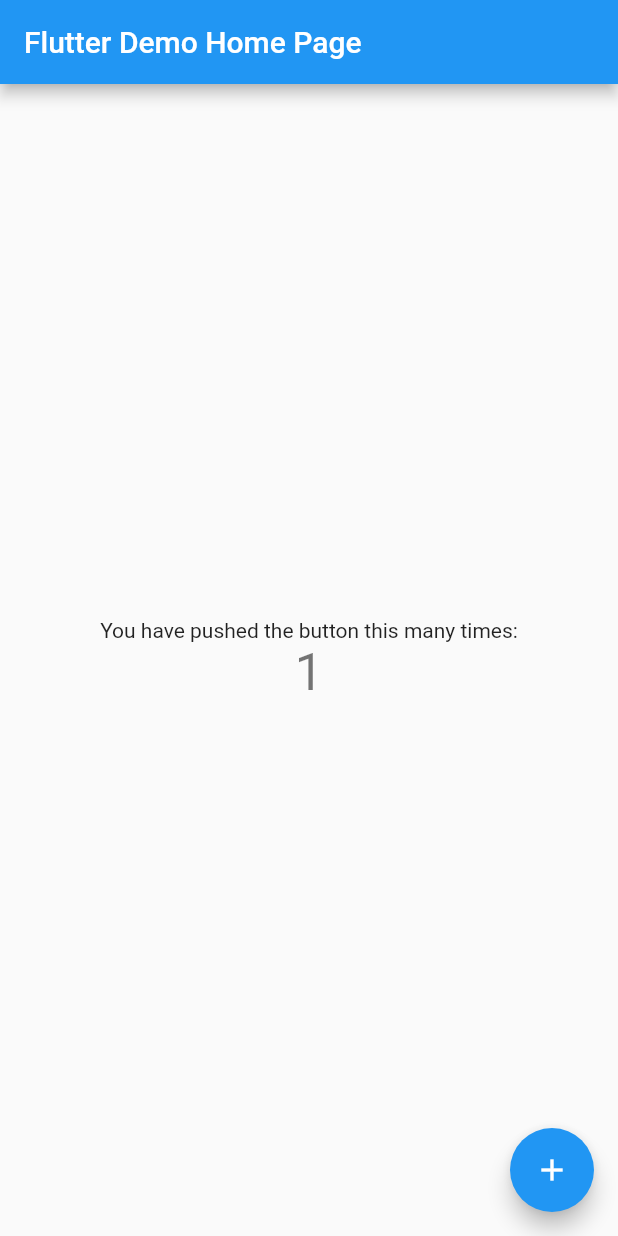
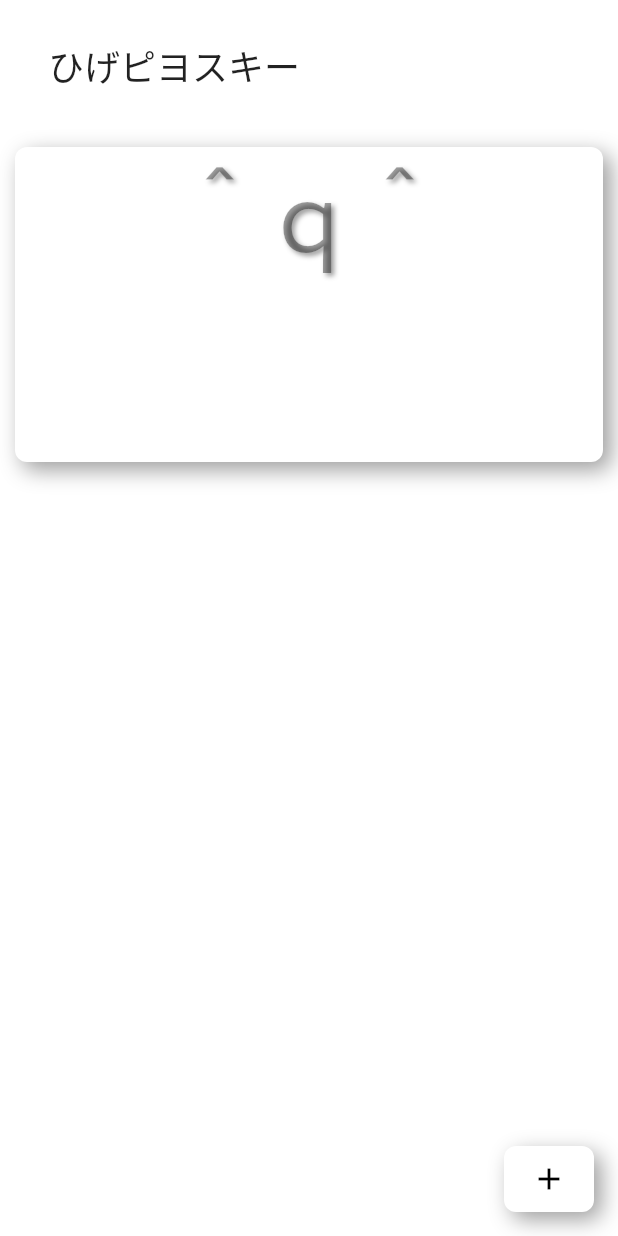
Before and after one commit to higedamc/higePiyoSkii, a Flutter app: the screen it shows after launch, after a tap on the "add" icon, on a phone screen of 412 x 824 dp. Run offline on Flutter 3.47's test engine with Material 2 defaults, Android fonts, the phone set to English and light mode, and no system bars; drawn by our look-alikes of flutter_neumorphic.

Commit message:
ニューモーフィズム化＾ｑ＾

```diff
--- a/lib/main.dart
+++ b/lib/main.dart
@@ -1,4 +1,5 @@
 import 'package:flutter/material.dart';
+import 'package:flutter_neumorphic/flutter_neumorphic.dart';
 
 void main() {
   runApp(MyApp());
@@ -8,25 +9,21 @@ class MyApp extends StatelessWidget {
   // This widget is the root of your application.
   @override
   Widget build(BuildContext context) {
-    return MaterialApp(
-      title: 'Flutter Demo',
-      theme: ThemeData(
-        // This is the theme of your application.
-        //
-        // Try running your application with "flutter run". You'll see the
-        // application has a blue toolbar. Then, without quitting the app, try
-        // changing the primarySwatch below to Colors.green and then invoke
-        // "hot reload" (press "r" in the console where you ran "flutter run",
-        // or simply save your changes to "hot reload" in a Flutter IDE).
-        // Notice that the counter didn't reset back to zero; the application
-        // is not restarted.
-        primarySwatch: Colors.blue,
-        // This makes the visual density adapt to the platform that you run
-        // the app on. For desktop platforms, the controls will be smaller and
-        // closer together (more dense) than on mobile platforms.
-        visualDensity: VisualDensity.adaptivePlatformDensity,
+    return NeumorphicApp(
+      debugShowCheckedModeBanner: true,
+      title: 'ひげピヨスキー',
+      themeMode: ThemeMode.light,
+      theme: NeumorphicThemeData(
+        baseColor: Color(0xFFFFFFFF),
+        lightSource: LightSource.topLeft,
+        depth: 10,
       ),
-      home: MyHomePage(title: 'Flutter Demo Home Page'),
+      darkTheme: NeumorphicThemeData(
+        baseColor: Color(0xFF3E3E3E),
+        lightSource: LightSource.topLeft,
+        depth: 6,
+      ),
+      home: MyHomePage(title: 'ひげピヨスキー'),
     );
   }
 }
@@ -50,18 +47,9 @@ class MyHomePage extends StatefulWidget {
 }
 
 class _MyHomePageState extends State<MyHomePage> {
-  int _counter = 0;
 
-  void _incrementCounter() {
-    setState(() {
-      // This call to setState tells the Flutter framework that something has
-      // changed in this State, which causes it to rerun the build method below
-      // so that the display can reflect the updated values. If we changed
-      // _counter without calling setState(), then the build method would not be
-      // called again, and so nothing would appear to happen.
-      _counter++;
-    });
-  }
+
+
 
   @override
   Widget build(BuildContext context) {
@@ -72,7 +60,7 @@ class _MyHomePageState extends State<MyHomePage> {
     // fast, so that you can just rebuild anything that needs updating rather
     // than having to individually change instances of widgets.
     return Scaffold(
-      appBar: AppBar(
+      appBar: NeumorphicAppBar(
         // Here we take the value from the MyHomePage object that was created by
         // the App.build method, and use it to set our appbar title.
         title: Text(widget.title),
@@ -80,35 +68,36 @@ class _MyHomePageState extends State<MyHomePage> {
       body: Center(
         // Center is a layout widget. It takes a single child and positions it
         // in the middle of the parent.
-        child: Column(
-          // Column is also a layout widget. It takes a list of children and
-          // arranges them vertically. By default, it sizes itself to fit its
-          // children horizontally, and tries to be as tall as its parent.
-          //
-          // Invoke "debug painting" (press "p" in the console, choose the
-          // "Toggle Debug Paint" action from the Flutter Inspector in Android
-          // Studio, or the "Toggle Debug Paint" command in Visual Studio Code)
-          // to see the wireframe for each widget.
-          //
-          // Column has various properties to control how it sizes itself and
-          // how it positions its children. Here we use mainAxisAlignment to
-          // center the children vertically; the main axis here is the vertical
-          // axis because Columns are vertical (the cross axis would be
-          // horizontal).
-          mainAxisAlignment: MainAxisAlignment.center,
+        child: ListView(
+          physics: const AlwaysScrollableScrollPhysics(),
           children: <Widget>[
-            Text(
-              'You have pushed the button this many times:',
-            ),
-            Text(
-              '$_counter',
-              style: Theme.of(context).textTheme.headline4,
+            Center(
+              child: Container(
+                padding: EdgeInsets.fromLTRB(10, 10, 10, 0),
+                height: 220,
+                width: double.maxFinite,
+                child: Neumorphic(
+                  // color: Colors.transparent,
+                  // elevation: 5,
+                  child: NeumorphicText('＾ｑ＾',
+                  style: NeumorphicStyle(
+                    depth: 4,
+                    color: Colors.black38,
+                  ),
+                  textStyle: NeumorphicTextStyle(
+                    fontSize: 60,
+                  ),
+                  ),
+                ),
+
+              )
             ),
           ],
+
         ),
       ),
-      floatingActionButton: FloatingActionButton(
-        onPressed: _incrementCounter,
+      floatingActionButton: NeumorphicButton(
+        onPressed: (){},
         tooltip: 'Increment',
         child: Icon(Icons.add),
       ), // This trailing comma makes auto-formatting nicer for build methods.
--- a/pubspec.yaml
+++ b/pubspec.yaml
@@ -23,6 +23,7 @@ environment:
 dependencies:
   flutter:
     sdk: flutter
+  flutter_neumorphic: ^3.0.1
 
 
   # The following adds the Cupertino Icons font to your application.
```
Also changed, not shown: pubspec.lock.
